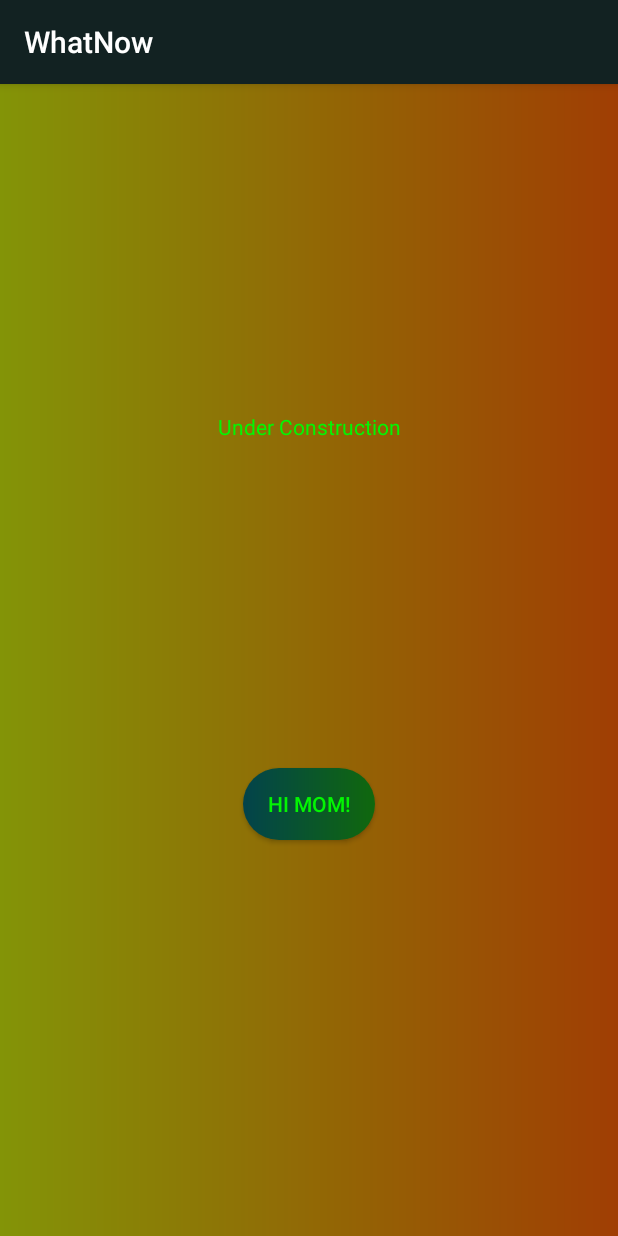
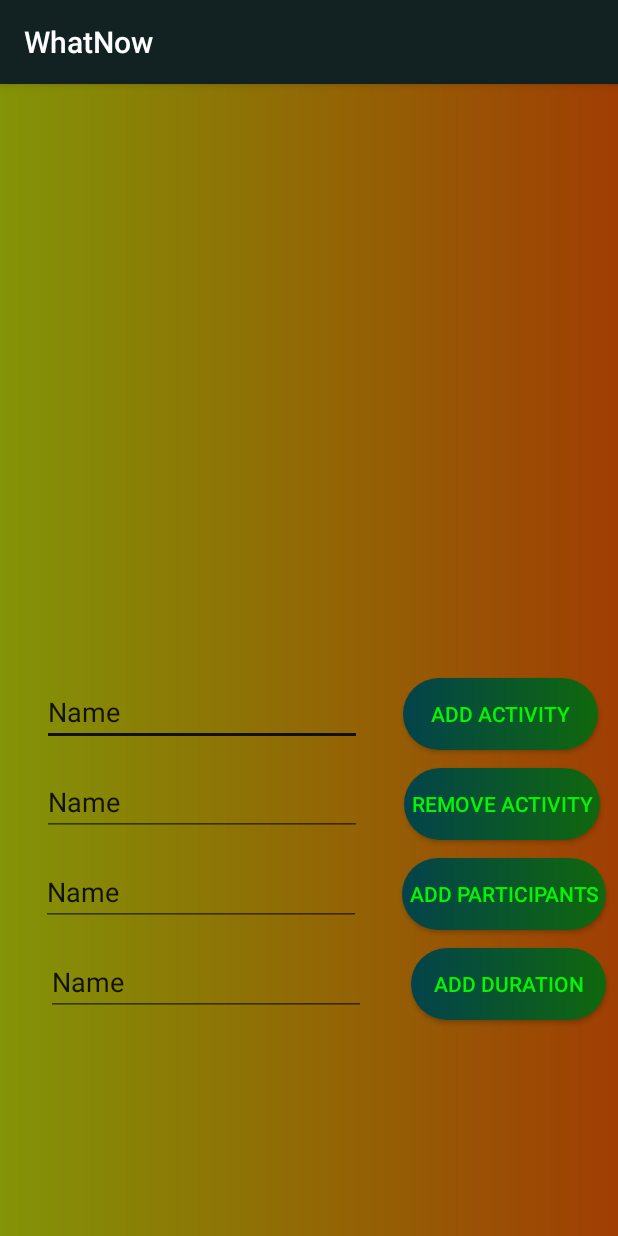
Before and after one commit to Shinyn/WhatNow-Home-Edition, an Android app: the EditActivity screen opened directly, with no data from a screen before it, on a phone screen of 412 x 824 dp. Run offline under Robolectric (Android 15) with nearby library versions, the phone set to English and light mode, and no system bars.

Commit message:
Added buttons that might or might not work in Edit

```diff
--- a/app/src/main/java/com/example/matti/whatnow/EditActivity.java
+++ b/app/src/main/java/com/example/matti/whatnow/EditActivity.java
@@ -4,6 +4,8 @@ import android.support.v7.app.AppCompatActivity;
 import android.os.Bundle;
 
 public class EditActivity extends AppCompatActivity {
+
+    StuffToDo userInput = new StuffToDo();
 
     @Override
     protected void onCreate(Bundle savedInstanceState) {
@@ -18,4 +20,20 @@ public class EditActivity extends AppCompatActivity {
 
 
     }
+
+    public void addName(String userNameSuggestion) {
+        userInput.addNameSuggestion(userNameSuggestion);
+    }
+
+    public void addParticipants(String userParticipantsSuggestion) {
+        userInput.addParticipantsSuggestion(userParticipantsSuggestion);
+    }
+
+    public void addDuration(String userDurationSuggestion) {
+        userInput.addDurationSuggestion(userDurationSuggestion);
+    }
+
+    public void removeActivity() {
+
+    }
 }
--- a/app/src/main/java/com/example/matti/whatnow/RandomActivity.java
+++ b/app/src/main/java/com/example/matti/whatnow/RandomActivity.java
@@ -6,7 +6,7 @@ import android.widget.TextView;
 
 public class RandomActivity extends AppCompatActivity {
 
-    StuffToDo userStuffToDo;
+    public StuffToDo userStuffToDo;
 
 
     @Override
--- a/app/src/main/java/com/example/matti/whatnow/StuffToDo.java
+++ b/app/src/main/java/com/example/matti/whatnow/StuffToDo.java
@@ -17,6 +17,8 @@ public class StuffToDo {
     private String name;
     private String duration;
     private String participants;
+
+    public StuffToDo() {}
 
     public StuffToDo(Context c ) {
         participantsSuggestion.add(c.getString(R.string.hopes_dreams));
--- a/app/src/main/res/layout/activity_edit.xml
+++ b/app/src/main/res/layout/activity_edit.xml
@@ -1,43 +1,137 @@
 <?xml version="1.0" encoding="utf-8"?>
 <android.support.constraint.ConstraintLayout xmlns:android="http://schemas.android.com/apk/res/android"
     xmlns:app="http://schemas.android.com/apk/res-auto"
-    xmlns:tools="http://schemas.android.com/tools"
     android:layout_height="match_parent"
     android:layout_width="match_parent"
     android:background="@drawable/background_color">
 
-    <TextView
-        android:id="@+id/AH"
-        android:layout_width="wrap_content"
-        android:layout_height="wrap_content"
-        android:layout_marginTop="8dp"
-        android:layout_marginBottom="8dp"
-        android:text="Under Construction"
-        android:textColor="@color/textColor"
-        app:layout_constraintBottom_toTopOf="@+id/button"
-        app:layout_constraintEnd_toEndOf="parent"
-        app:layout_constraintStart_toStartOf="parent"
-        app:layout_constraintTop_toTopOf="parent" />
-
     <Button
-        android:id="@+id/button"
-        android:layout_width="wrap_content"
+        android:id="@+id/addName"
+        android:layout_width="130dp"
         android:layout_height="wrap_content"
         android:layout_alignParentStart="true"
         android:layout_alignParentLeft="true"
         android:layout_alignParentTop="true"
         android:layout_marginStart="8dp"
         android:layout_marginLeft="8dp"
+        android:layout_marginTop="396dp"
         android:layout_marginEnd="8dp"
         android:layout_marginRight="8dp"
-        android:layout_marginBottom="264dp"
-        android:text="Hi mom!"
-        app:layout_constraintBottom_toBottomOf="parent"
+        android:background="@drawable/button_shape"
+        android:onClick="addName"
+        android:text="Add activity"
+        android:textColor="@color/textColor"
         app:layout_constraintEnd_toEndOf="parent"
+        app:layout_constraintHorizontal_bias="0.98"
         app:layout_constraintStart_toStartOf="parent"
+        app:layout_constraintTop_toTopOf="parent" />
+
+    <Button
+        android:id="@+id/remove"
+        android:layout_width="wrap_content"
+        android:layout_height="wrap_content"
+        android:layout_marginStart="8dp"
+        android:layout_marginLeft="8dp"
+        android:layout_marginTop="12dp"
+        android:layout_marginEnd="8dp"
+        android:layout_marginRight="8dp"
+        android:background="@drawable/button_shape"
+        android:onClick="removeActivity"
+        android:text="Remove Activity"
         android:textColor="@color/textColor"
+        app:layout_constraintEnd_toEndOf="parent"
+        app:layout_constraintHorizontal_bias="0.984"
+        app:layout_constraintStart_toStartOf="parent"
+        app:layout_constraintTop_toBottomOf="@+id/addName" />
+
+    <EditText
+        android:id="@+id/editText"
+        android:layout_width="wrap_content"
+        android:layout_height="wrap_content"
+        android:layout_marginStart="8dp"
+        android:layout_marginLeft="8dp"
+        android:layout_marginEnd="8dp"
+        android:layout_marginRight="8dp"
+        android:ems="10"
+        android:inputType="textPersonName"
+        android:text="Name"
+        app:layout_constraintBaseline_toBaselineOf="@+id/addName"
+        app:layout_constraintEnd_toStartOf="@+id/addName"
+        app:layout_constraintStart_toStartOf="parent" />
+
+    <EditText
+        android:id="@+id/editText2"
+        android:layout_width="wrap_content"
+        android:layout_height="wrap_content"
+        android:layout_marginStart="8dp"
+        android:layout_marginLeft="8dp"
+        android:layout_marginEnd="8dp"
+        android:layout_marginRight="8dp"
+        android:ems="10"
+        android:inputType="textPersonName"
+        android:text="Name"
+        app:layout_constraintBaseline_toBaselineOf="@+id/remove"
+        app:layout_constraintEnd_toStartOf="@+id/remove"
+        app:layout_constraintStart_toStartOf="parent" />
+
+    <Button
+        android:id="@+id/addParticipants"
+        android:layout_width="wrap_content"
+        android:layout_height="wrap_content"
+        android:layout_marginTop="12dp"
+        android:layout_marginEnd="8dp"
+        android:layout_marginRight="8dp"
         android:background="@drawable/button_shape"
-        />
+        android:text="Add Participants"
+        android:onClick="addParticipants"
+        android:textColor="@color/textColor"
+        app:layout_constraintEnd_toEndOf="parent"
+        app:layout_constraintTop_toBottomOf="@+id/remove" />
+
+    <Button
+        android:id="@+id/addDuration"
+        android:layout_width="130dp"
+        android:layout_height="wrap_content"
+        android:layout_marginTop="12dp"
+        android:layout_marginEnd="8dp"
+        android:layout_marginRight="8dp"
+        android:background="@drawable/button_shape"
+        android:text="Add Duration"
+        android:onClick="addDuration"
+        android:textColor="@color/textColor"
+        app:layout_constraintEnd_toEndOf="parent"
+        app:layout_constraintTop_toBottomOf="@+id/addParticipants" />
+
+    <EditText
+        android:id="@+id/editText3"
+        android:layout_width="wrap_content"
+        android:layout_height="wrap_content"
+        android:layout_marginStart="8dp"
+        android:layout_marginLeft="8dp"
+        android:layout_marginEnd="8dp"
+        android:layout_marginRight="8dp"
+        android:ems="10"
+        android:inputType="textPersonName"
+        android:text="Name"
+        app:layout_constraintBaseline_toBaselineOf="@+id/addParticipants"
+        app:layout_constraintEnd_toStartOf="@+id/addParticipants"
+        app:layout_constraintHorizontal_chainStyle="spread_inside"
+        app:layout_constraintStart_toStartOf="parent" />
+
+    <EditText
+        android:id="@+id/editText4"
+        android:layout_width="wrap_content"
+        android:layout_height="wrap_content"
+        android:layout_marginStart="8dp"
+        android:layout_marginLeft="8dp"
+        android:layout_marginEnd="8dp"
+        android:layout_marginRight="8dp"
+        android:ems="10"
+        android:inputType="textPersonName"
+        android:text="Name"
+        app:layout_constraintBaseline_toBaselineOf="@+id/addDuration"
+        app:layout_constraintEnd_toStartOf="@+id/addDuration"
+        app:layout_constraintStart_toStartOf="parent" />
 
 
 </android.support.constraint.ConstraintLayout>
```
